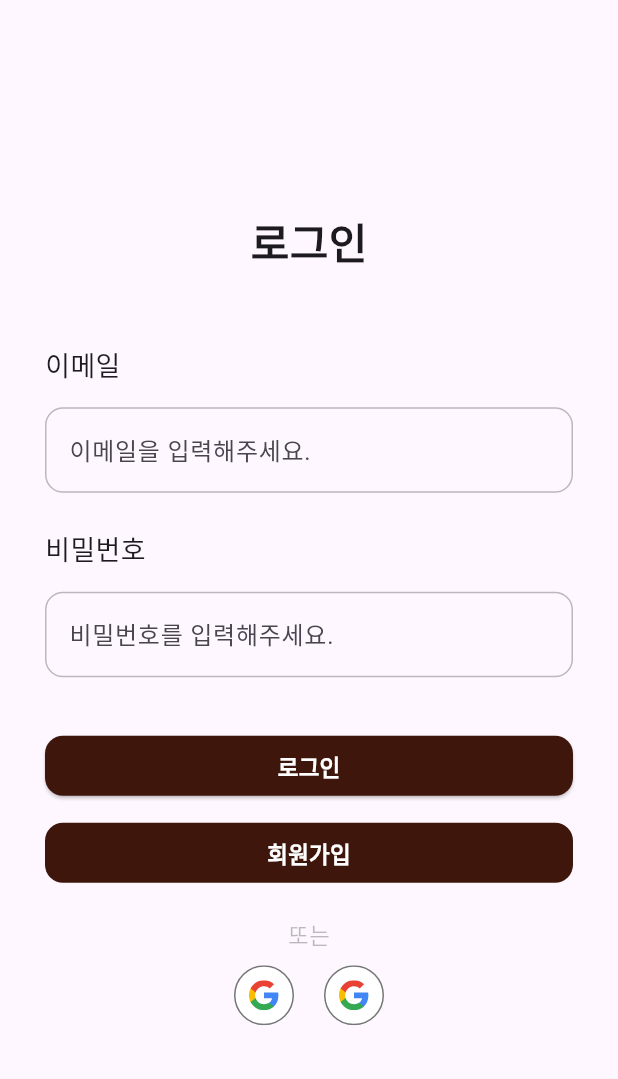
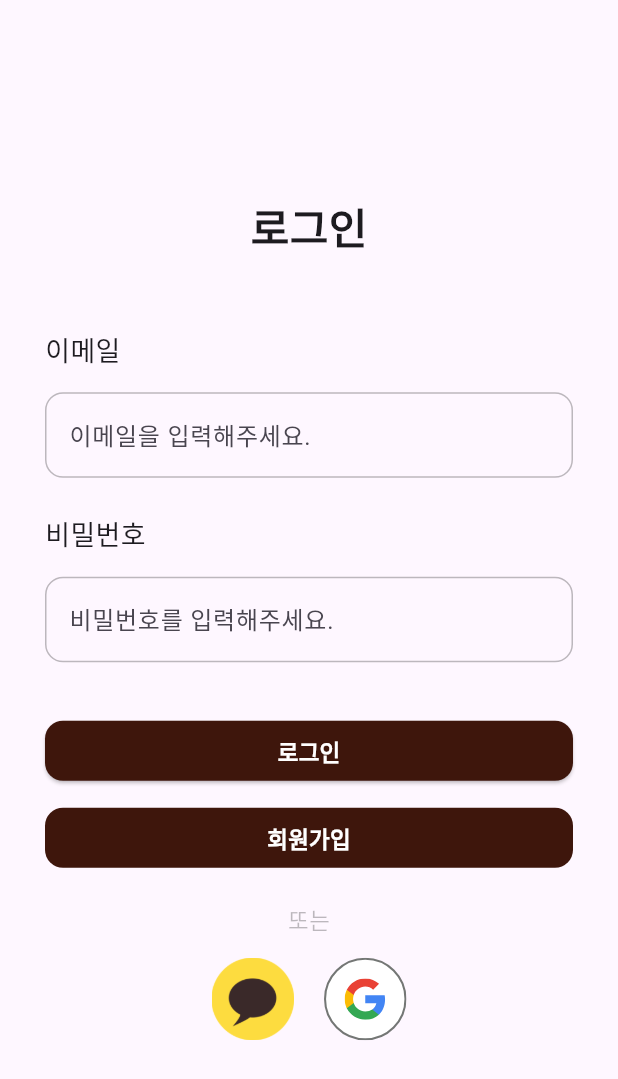
Before and after one commit to pknu-wap/CANO-FE, a Flutter app: the screen it shows after launch, on a phone screen of 412 x 824 dp. Shown: the top 1079 px of the screen. Run offline on Flutter 3.47's test engine with Material 3 defaults, Android fonts, the phone set to English and light mode, and no system bars; our stand-ins replace flutter_native_splash, flutter_riverpod, flutter_svg, freezed_annotation, go_router.

Commit message:
chore: 카카오 로그인 icon 추가

```diff
--- a/lib/view/screen/auth/login_screen.dart
+++ b/lib/view/screen/auth/login_screen.dart
@@ -72,17 +72,23 @@ class LoginScreen extends StatelessWidget {
           const SizedBox(height: 20),
           const Text("또는",
               style: TextStyle(color: Colors.black26, fontSize: 15)),
-          const SizedBox(height: 10),
+          const SizedBox(height: 15),
           Row(
             mainAxisAlignment: MainAxisAlignment.center,
             children: [
-              CustomIconSvgButton(
-                  imagePath: "assets/images/android_light_rd_na.svg",
-                  onPressed: () {}),
+              CustomIconPngButton(
+                  size: 55,
+                  imagePath: "assets/images/kakao_login_icon.png",
+                  onPressed: () {
+                    kakaoLogin();
+                  }),
               SizedBox(width: 20),
               CustomIconSvgButton(
+                size: 55,
                 imagePath: "assets/images/android_light_rd_na.svg",
-                onPressed: () {},
+                onPressed: () {
+                  googleLogin();
+                },
               )
             ],
           ),
@@ -91,3 +97,7 @@ class LoginScreen extends StatelessWidget {
     );
   }
 }
+
+void kakaoLogin() {}
+
+void googleLogin() {}
--- a/lib/view/widget/custom_icon_button.dart
+++ b/lib/view/widget/custom_icon_button.dart
@@ -12,7 +12,7 @@ class CustomIconSvgButton extends StatelessWidget {
     Key? key,
     this.imagePath = null,
     required this.onPressed,
-    this.size = 40,
+    this.size = 50,
     this.idx = null,
     this.selectedIdx = null,
   }) : super(key: key);
@@ -26,28 +26,37 @@ class CustomIconSvgButton extends StatelessWidget {
         child: imagePath != null
             ? SvgPicture.asset(
                 imagePath!,
+                height: size,
+                width: size,
               )
             : Icon(Icons.man, size: size));
   }
 }
 
-// class CustomIconPngButton extends StatelessWidget {
-//   final String imagePath; // 이미지 경로
-//   final VoidCallback? onPressed; // 클릭 시 호출될 함수
-//
-//   const CustomIconSvgButton({
-//     Key? key,
-//     required this.imagePath,
-//     this.onPressed = null,
-//   }) : super(key: key);
-//
-//   @override
-//   Widget build(BuildContext context) {
-//     return GestureDetector(
-//       onTap: onPressed, // 클릭 이벤트 처리
-//       child: SvgPicture.asset(
-//         imagePath,
-//       ),
-//     );
-//   }
-// }
+class CustomIconPngButton extends StatelessWidget {
+  final String imagePath;
+  final VoidCallback onPressed;
+  final double size;
+
+  const CustomIconPngButton({
+    Key? key,
+    required this.imagePath,
+    required this.onPressed,
+    this.size = 50,
+  }) : super(key: key);
+
+  @override
+  Widget build(BuildContext context) {
+    return GestureDetector(
+      onTap: () {
+        onPressed.call();
+      }, // 클릭 이벤트 처리
+      child: Image.asset(
+        imagePath, // PNG 이미지의 경로
+        fit: BoxFit.cover,
+        width: size,
+        height: size, // 필요에 따라 조정
+      ),
+    );
+  }
+}
--- a/pubspec.yaml
+++ b/pubspec.yaml
@@ -71,6 +71,7 @@ flutter:
   assets:
     - assets/images/kakao_login_medium_wide.png
     - assets/images/android_light_rd_na.svg
+    - assets/images/kakao_login_icon.png
   # The following line ensures that the Material Icons font is
   # included with your application, so that you can use the icons in
   # the material Icons class.
```
Also changed, not shown: assets/images/kakao_login_icon.png (added).
